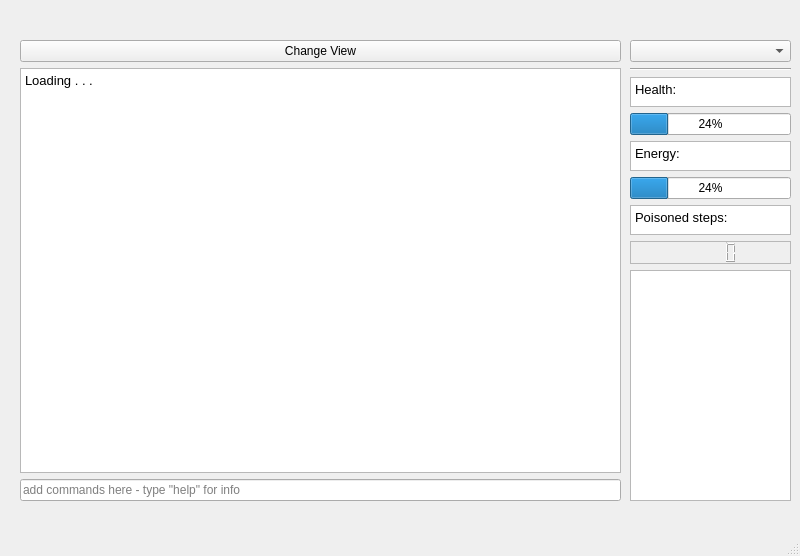
The window that mainwindow.ui (alken01/MP22-Team-c9-FA) describes before a commit, drawn with Qt 5.
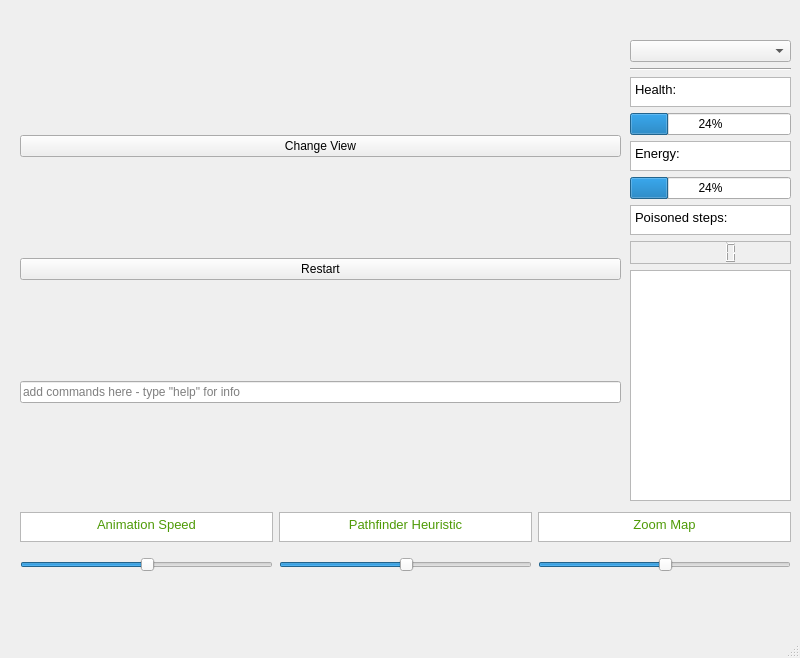
The same window after the commit.

Commit message: updated ui with last needed components

```diff
--- a/mainwindow.ui
+++ b/mainwindow.ui
@@ -7,7 +7,7 @@
     <x>0</x>
     <y>0</y>
     <width>800</width>
-    <height>556</height>
+    <height>658</height>
    </rect>
   </property>
   <property name="windowTitle">
@@ -404,17 +404,46 @@
       </widget>
      </item>
      <item>
-      <widget class="QTextEdit" name="textEdit_5">
-       <property name="focusPolicy">
-        <enum>Qt::NoFocus</enum>
+      <widget class="QPushButton" name="pushButton_2">
+       <property name="palette">
+        <palette>
+         <active>
+          <colorrole role="Button">
+           <brush brushstyle="SolidPattern">
+            <color alpha="255">
+             <red>204</red>
+             <green>0</green>
+             <blue>0</blue>
+            </color>
+           </brush>
+          </colorrole>
+         </active>
+         <inactive>
+          <colorrole role="Button">
+           <brush brushstyle="SolidPattern">
+            <color alpha="255">
+             <red>239</red>
+             <green>239</green>
+             <blue>239</blue>
+            </color>
+           </brush>
+          </colorrole>
+         </inactive>
+         <disabled>
+          <colorrole role="Button">
+           <brush brushstyle="SolidPattern">
+            <color alpha="255">
+             <red>204</red>
+             <green>0</green>
+             <blue>0</blue>
+            </color>
+           </brush>
+          </colorrole>
+         </disabled>
+        </palette>
        </property>
-       <property name="html">
-        <string>&lt;!DOCTYPE HTML PUBLIC &quot;-//W3C//DTD HTML 4.0//EN&quot; &quot;http://www.w3.org/TR/REC-html40/strict.dtd&quot;&gt;
-&lt;html&gt;&lt;head&gt;&lt;meta name=&quot;qrichtext&quot; content=&quot;1&quot; /&gt;&lt;meta charset=&quot;utf-8&quot; /&gt;&lt;style type=&quot;text/css&quot;&gt;
-p, li { white-space: pre-wrap; }
-hr { height: 1px; border-width: 0; }
-&lt;/style&gt;&lt;/head&gt;&lt;body style=&quot; font-family:'SF Pro weight=591'; font-size:10pt; font-weight:400; font-style:normal;&quot;&gt;
-&lt;p style=&quot; margin-top:0px; margin-bottom:0px; margin-left:0px; margin-right:0px; -qt-block-indent:0; text-indent:0px;&quot;&gt;Loading . . .&lt;/p&gt;&lt;/body&gt;&lt;/html&gt;</string>
+       <property name="text">
+        <string>Restart</string>
        </property>
       </widget>
      </item>
@@ -433,6 +462,236 @@
      </item>
     </layout>
    </widget>
+   <widget class="QWidget" name="verticalLayoutWidget_3">
+    <property name="geometry">
+     <rect>
+      <x>20</x>
+      <y>510</y>
+      <width>771</width>
+      <height>72</height>
+     </rect>
+    </property>
+    <layout class="QVBoxLayout" name="verticalLayout_3">
+     <item>
+      <layout class="QHBoxLayout" name="horizontalLayout_3">
+       <item>
+        <widget class="QTextEdit" name="textEdit_9">
+         <property name="maximumSize">
+          <size>
+           <width>16777215</width>
+           <height>30</height>
+          </size>
+         </property>
+         <property name="palette">
+          <palette>
+           <active>
+            <colorrole role="Text">
+             <brush brushstyle="SolidPattern">
+              <color alpha="255">
+               <red>78</red>
+               <green>154</green>
+               <blue>6</blue>
+              </color>
+             </brush>
+            </colorrole>
+           </active>
+           <inactive>
+            <colorrole role="Text">
+             <brush brushstyle="SolidPattern">
+              <color alpha="255">
+               <red>0</red>
+               <green>0</green>
+               <blue>0</blue>
+              </color>
+             </brush>
+            </colorrole>
+           </inactive>
+           <disabled>
+            <colorrole role="Text">
+             <brush brushstyle="SolidPattern">
+              <color alpha="255">
+               <red>190</red>
+               <green>190</green>
+               <blue>190</blue>
+              </color>
+             </brush>
+            </colorrole>
+           </disabled>
+          </palette>
+         </property>
+         <property name="focusPolicy">
+          <enum>Qt::NoFocus</enum>
+         </property>
+         <property name="html">
+          <string>&lt;!DOCTYPE HTML PUBLIC &quot;-//W3C//DTD HTML 4.0//EN&quot; &quot;http://www.w3.org/TR/REC-html40/strict.dtd&quot;&gt;
+&lt;html&gt;&lt;head&gt;&lt;meta name=&quot;qrichtext&quot; content=&quot;1&quot; /&gt;&lt;meta charset=&quot;utf-8&quot; /&gt;&lt;style type=&quot;text/css&quot;&gt;
+p, li { white-space: pre-wrap; }
+hr { height: 1px; border-width: 0; }
+&lt;/style&gt;&lt;/head&gt;&lt;body style=&quot; font-family:'SF Pro weight=591'; font-size:10pt; font-weight:400; font-style:normal;&quot;&gt;
+&lt;p align=&quot;center&quot; style=&quot; margin-top:0px; margin-bottom:0px; margin-left:0px; margin-right:0px; -qt-block-indent:0; text-indent:0px;&quot;&gt;Animation Speed&lt;/p&gt;&lt;/body&gt;&lt;/html&gt;</string>
+         </property>
+        </widget>
+       </item>
+       <item>
+        <widget class="QTextEdit" name="textEdit_10">
+         <property name="maximumSize">
+          <size>
+           <width>16777215</width>
+           <height>30</height>
+          </size>
+         </property>
+         <property name="palette">
+          <palette>
+           <active>
+            <colorrole role="Text">
+             <brush brushstyle="SolidPattern">
+              <color alpha="255">
+               <red>78</red>
+               <green>154</green>
+               <blue>6</blue>
+              </color>
+             </brush>
+            </colorrole>
+           </active>
+           <inactive>
+            <colorrole role="Text">
+             <brush brushstyle="SolidPattern">
+              <color alpha="255">
+               <red>0</red>
+               <green>0</green>
+               <blue>0</blue>
+              </color>
+             </brush>
+            </colorrole>
+           </inactive>
+           <disabled>
+            <colorrole role="Text">
+             <brush brushstyle="SolidPattern">
+              <color alpha="255">
+               <red>190</red>
+               <green>190</green>
+               <blue>190</blue>
+              </color>
+             </brush>
+            </colorrole>
+           </disabled>
+          </palette>
+         </property>
+         <property name="focusPolicy">
+          <enum>Qt::NoFocus</enum>
+         </property>
+         <property name="html">
+          <string>&lt;!DOCTYPE HTML PUBLIC &quot;-//W3C//DTD HTML 4.0//EN&quot; &quot;http://www.w3.org/TR/REC-html40/strict.dtd&quot;&gt;
+&lt;html&gt;&lt;head&gt;&lt;meta name=&quot;qrichtext&quot; content=&quot;1&quot; /&gt;&lt;meta charset=&quot;utf-8&quot; /&gt;&lt;style type=&quot;text/css&quot;&gt;
+p, li { white-space: pre-wrap; }
+hr { height: 1px; border-width: 0; }
+&lt;/style&gt;&lt;/head&gt;&lt;body style=&quot; font-family:'SF Pro weight=591'; font-size:10pt; font-weight:400; font-style:normal;&quot;&gt;
+&lt;p align=&quot;center&quot; style=&quot; margin-top:0px; margin-bottom:0px; margin-left:0px; margin-right:0px; -qt-block-indent:0; text-indent:0px;&quot;&gt;Pathfinder Heuristic&lt;/p&gt;&lt;/body&gt;&lt;/html&gt;</string>
+         </property>
+        </widget>
+       </item>
+       <item>
+        <widget class="QTextEdit" name="textEdit_11">
+         <property name="maximumSize">
+          <size>
+           <width>16777215</width>
+           <height>30</height>
+          </size>
+         </property>
+         <property name="palette">
+          <palette>
+           <active>
+            <colorrole role="Text">
+             <brush brushstyle="SolidPattern">
+              <color alpha="255">
+               <red>78</red>
+               <green>154</green>
+               <blue>6</blue>
+              </color>
+             </brush>
+            </colorrole>
+           </active>
+           <inactive>
+            <colorrole role="Text">
+             <brush brushstyle="SolidPattern">
+              <color alpha="255">
+               <red>0</red>
+               <green>0</green>
+               <blue>0</blue>
+              </color>
+             </brush>
+            </colorrole>
+           </inactive>
+           <disabled>
+            <colorrole role="Text">
+             <brush brushstyle="SolidPattern">
+              <color alpha="255">
+               <red>190</red>
+               <green>190</green>
+               <blue>190</blue>
+              </color>
+             </brush>
+            </colorrole>
+           </disabled>
+          </palette>
+         </property>
+         <property name="focusPolicy">
+          <enum>Qt::NoFocus</enum>
+         </property>
+         <property name="html">
+          <string>&lt;!DOCTYPE HTML PUBLIC &quot;-//W3C//DTD HTML 4.0//EN&quot; &quot;http://www.w3.org/TR/REC-html40/strict.dtd&quot;&gt;
+&lt;html&gt;&lt;head&gt;&lt;meta name=&quot;qrichtext&quot; content=&quot;1&quot; /&gt;&lt;meta charset=&quot;utf-8&quot; /&gt;&lt;style type=&quot;text/css&quot;&gt;
+p, li { white-space: pre-wrap; }
+hr { height: 1px; border-width: 0; }
+&lt;/style&gt;&lt;/head&gt;&lt;body style=&quot; font-family:'SF Pro weight=591'; font-size:10pt; font-weight:400; font-style:normal;&quot;&gt;
+&lt;p align=&quot;center&quot; style=&quot; margin-top:0px; margin-bottom:0px; margin-left:0px; margin-right:0px; -qt-block-indent:0; text-indent:0px;&quot;&gt;Zoom Map&lt;/p&gt;&lt;/body&gt;&lt;/html&gt;</string>
+         </property>
+        </widget>
+       </item>
+      </layout>
+     </item>
+     <item>
+      <layout class="QHBoxLayout" name="horizontalLayout">
+       <item>
+        <widget class="QSlider" name="animationSlider">
+         <property name="minimumSize">
+          <size>
+           <width>0</width>
+           <height>30</height>
+          </size>
+         </property>
+         <property name="value">
+          <number>50</number>
+         </property>
+         <property name="orientation">
+          <enum>Qt::Horizontal</enum>
+         </property>
+        </widget>
+       </item>
+       <item>
+        <widget class="QSlider" name="heuristicSlider">
+         <property name="value">
+          <number>50</number>
+         </property>
+         <property name="orientation">
+          <enum>Qt::Horizontal</enum>
+         </property>
+        </widget>
+       </item>
+       <item>
+        <widget class="QSlider" name="zoomSlider">
+         <property name="value">
+          <number>50</number>
+         </property>
+         <property name="orientation">
+          <enum>Qt::Horizontal</enum>
+         </property>
+        </widget>
+       </item>
+      </layout>
+     </item>
+    </layout>
+   </widget>
   </widget>
   <widget class="QMenuBar" name="menubar">
    <property name="geometry">
```
Left out of the diff: 388 changed lines with no effect on the pictures. The commit also changes 1 other file.
